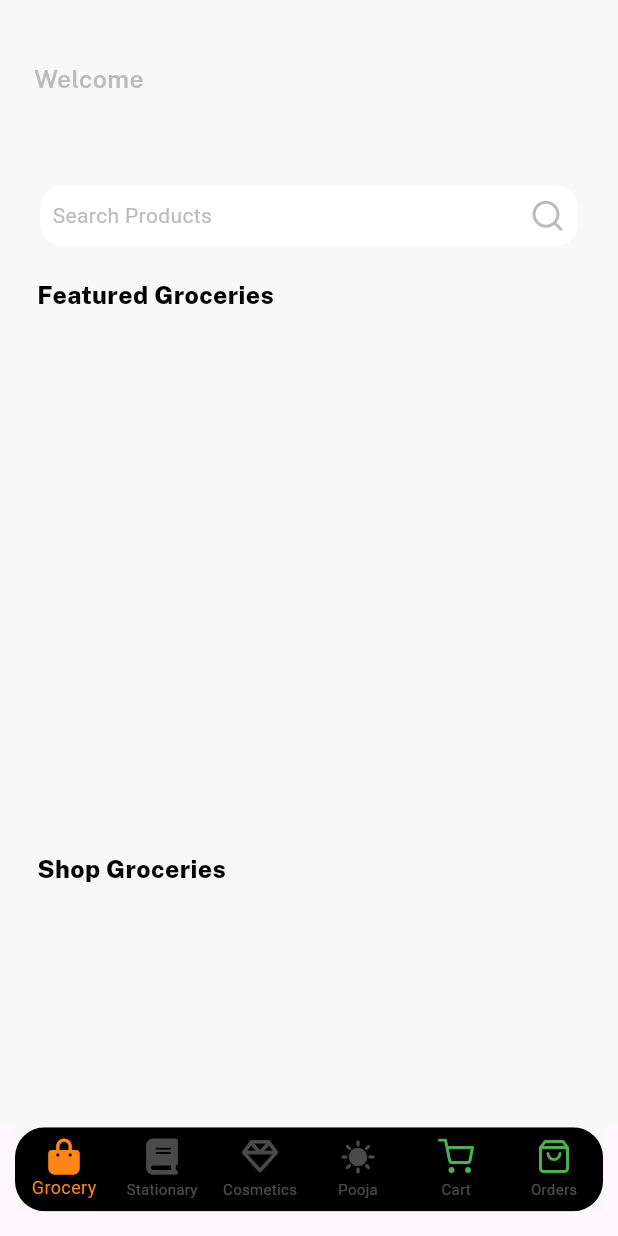
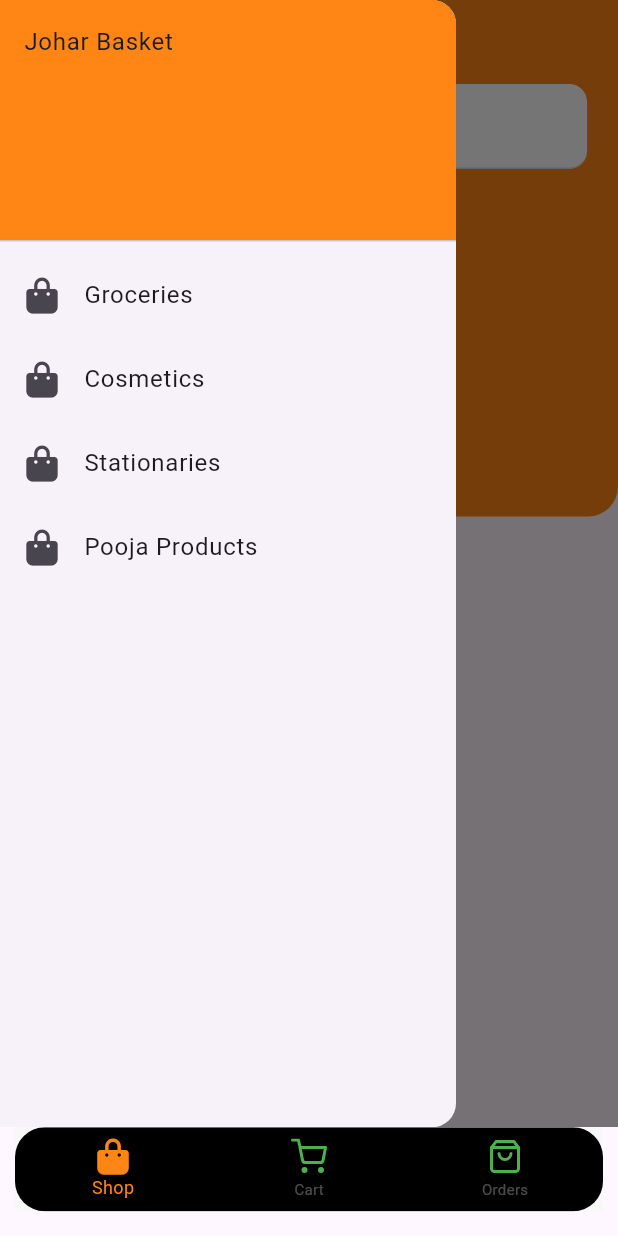
Before and after one commit to Utkarsh4517/joharBasket, a Flutter app: the NavBar screen opened by its route, with the side drawer open (before the commit the screen has no drawer), on a phone screen of 412 x 824 dp. Run offline on Flutter 3.47's test engine with Material 3 defaults, Android fonts, the light colour scheme and no system bars; drawn by our look-alikes of flutter_typeahead, upgrader; our stand-ins replace bloc, cached_network_image, cloud_firestore, feather_icons, firebase_auth, firebase_core and 17 more; missing offline and left inert: modular_ui, razorpay_flutter; accounts and stored records are empty.

Commit message:
created new homepage and added a searchbar

```diff
--- a/lib/constants/dimensions.dart
+++ b/lib/constants/dimensions.dart
@@ -9,3 +9,11 @@ double getScreenWidth(BuildContext context) {
 double getScreenheight(BuildContext context) {
   return MediaQuery.of(context).size.height;
 }
+
+double getScreenWidthPercentage(BuildContext context, double percentage) {
+  return MediaQuery.of(context).size.width * percentage ;
+}
+
+double getScreenHeightPercentage(BuildContext context, double percentage) {
+  return MediaQuery.of(context).size.height * percentage ;
+}
--- /dev/null
+++ b/lib/features/home/ui/home_page.dart
@@ -0,0 +1,143 @@
+import 'package:flutter/material.dart';
+import 'package:flutter_typeahead/flutter_typeahead.dart';
+import 'package:font_awesome_flutter/font_awesome_flutter.dart';
+import 'package:google_fonts/google_fonts.dart';
+import 'package:johar/constants/colors.dart';
+import 'package:johar/constants/dimensions.dart';
+
+class HomePage extends StatefulWidget {
+  const HomePage({super.key});
+
+  @override
+  State<HomePage> createState() => HomePageState();
+}
+
+class HomePageState extends State<HomePage> {
+  final controller = TextEditingController();
+  @override
+  Widget build(BuildContext context) {
+    return Scaffold(
+      appBar: AppBar(
+        iconTheme: IconThemeData(color: Colors.white, weight: 60),
+        backgroundColor: orangeColor,
+        elevation: 0,
+      ),
+      drawer: Drawer(
+        child: ListView(
+          padding: EdgeInsets.zero,
+          children: <Widget>[
+            DrawerHeader(
+              decoration: BoxDecoration(
+                color: orangeColor,
+              ),
+              child: Text('Johar Basket'),
+            ),
+            ListTile(
+              leading: Icon(
+                FontAwesomeIcons.bagShopping,
+              ),
+              title: Text('Groceries'),
+              onTap: () {},
+            ),
+            ListTile(
+              leading: Icon(
+                FontAwesomeIcons.bagShopping,
+              ),
+              title: Text('Cosmetics'),
+              onTap: () {},
+            ),
+            ListTile(
+              leading: Icon(
+                FontAwesomeIcons.bagShopping,
+              ),
+              title: Text('Stationaries'),
+              onTap: () {},
+            ),
+            ListTile(
+              leading: Icon(
+                FontAwesomeIcons.bagShopping,
+              ),
+              title: Text('Pooja Products'),
+              onTap: () {},
+            ),
+          ],
+        ),
+      ),
+      body: Stack(
+        children: [
+          Column(
+            children: [
+              Container(
+                width: getScreenWidth(context),
+                height: getScreenheight(context) * 0.35,
+                decoration: BoxDecoration(color: orangeColor, borderRadius: BorderRadius.vertical(bottom: Radius.circular(20))),
+                child: Column(
+                  children: [
+                    Container(
+                      margin: EdgeInsets.symmetric(horizontal: getScreenWidth(context) * 0.05),
+                      height: getScreenheight(context) * 0.07,
+                      decoration: BoxDecoration(
+                        borderRadius: BorderRadius.circular(12)
+                      ),
+                      child: TypeAheadField(
+
+                        controller: controller,
+                        itemBuilder: (context, value) {
+                          return Container();
+                        },
+                        onSelected: (value) {},
+                        suggestionsCallback: (search) {},
+                        builder: (context, controller, focusNode) {
+                          return TextFormField(
+                            cursorColor: Colors.black,
+                            controller: controller,
+                            style: GoogleFonts.poppins(color: const Color.fromRGBO(51, 51, 51, 1), fontWeight: FontWeight.w700, fontSize: 12),
+                            focusNode: focusNode,
+                            autofocus: true,
+                            decoration: InputDecoration(
+                              border: OutlineInputBorder(
+                                borderRadius: BorderRadius.circular(12),
+                              ),
+                              fillColor: Colors.white,
+                              filled: true,
+                              suffix: (controller.text.isNotEmpty)
+                                  ? GestureDetector(
+                                      onTap: () {
+                                        setState(() {
+                                          controller.text = '';
+                                        });
+                                      },
+                                      child: Icon(FontAwesomeIcons.cross))
+                                  : Icon(FontAwesomeIcons.magnifyingGlass),
+                              errorStyle: GoogleFonts.poppins(
+                                color: Colors.red,
+                              ),
+                              labelText: 'Search Products',
+                              labelStyle: GoogleFonts.poppins(
+                                color: const Color.fromRGBO(51, 51, 51, 1),
+                                fontWeight: FontWeight.w600,
+                                fontSize: getScreenWidth(context) * 0.035,
+                              ),
+                              enabledBorder: UnderlineInputBorder(
+                                borderSide: BorderSide(color: Color.fromRGBO(216, 216, 216, 1)),
+                                 borderRadius: BorderRadius.circular(12),
+                              ),
+                              focusedBorder:UnderlineInputBorder(
+                                borderSide: BorderSide(color: Color.fromRGBO(216, 216, 216, 1)),
+                                 borderRadius: BorderRadius.circular(12),
+                              ),
+                            ),
+                          );
+                        },
+                      ),
+                    ),
+                  ],
+                ),
+              ),
+            ],
+          )
+        ],
+      ),
+    );
+  }
+}
--- a/lib/features/nav_bar/ui/nav_bar.dart
+++ b/lib/features/nav_bar/ui/nav_bar.dart
@@ -7,6 +7,7 @@ import 'package:johar/constants/dimensions.dart';
 import 'package:johar/features/cart/ui/cart_page.dart';
 import 'package:johar/features/cosmetics/ui/cosmetics_page.dart';
 import 'package:johar/features/grocery/ui/grocery_page.dart';
+import 'package:johar/features/home/ui/home_page.dart';
 import 'package:johar/features/nav_bar/bloc/nav_bar_bloc.dart';
 import 'package:johar/features/order/ui/order_page.dart';
 import 'package:johar/features/pooja/ui/pooja_page.dart';
@@ -28,28 +29,30 @@ class _NavBarState extends State<NavBar> {
           icon: Icon(
             FontAwesomeIcons.bagShopping,
           ),
-          label: 'Grocery'),
-      const BottomNavigationBarItem(
-          icon: Icon(
-            FontAwesomeIcons.book,
-          ),
-          label: 'Stationary'),
-      const BottomNavigationBarItem(
-          icon: Icon(
-            FontAwesomeIcons.gem,
-          ),
-          label: 'Cosmetics'),
-      const BottomNavigationBarItem(
-          icon: Icon(
-            Icons.sunny,
-          ),
-          label: 'Pooja'),
+          label: 'Shop'),
+      // const BottomNavigationBarItem(
+      //     icon: Icon(
+      //       FontAwesomeIcons.book,
+      //     ),
+      //     label: 'Stationary'),
+      // const BottomNavigationBarItem(
+      //     icon: Icon(
+      //       FontAwesomeIcons.gem,
+      //     ),
+      //     label: 'Cosmetics'),
+      // const BottomNavigationBarItem(
+      //     icon: Icon(
+      //       Icons.sunny,
+      //     ),
+      //     label: 'Pooja'),
       const BottomNavigationBarItem(
           icon: Icon(
             FeatherIcons.shoppingCart,
             color: Colors.green,
           ),
           label: 'Cart'),
+
+      // change orders to profile
       const BottomNavigationBarItem(
           icon: Icon(
             FeatherIcons.shoppingBag,
@@ -59,10 +62,10 @@ class _NavBarState extends State<NavBar> {
     ];
 
     const List<Widget> bottomNavScreen = <Widget>[
-      GroceryPage(),
-      StationaryPage(),
-      CosmeticsPage(),
-      PoojaPage(),
+      HomePage(),
+      // StationaryPage(),
+      // CosmeticsPage(),
+      // PoojaPage(),
       CartPage(),
       OrderPage(),
     ];
--- a/pubspec.yaml
+++ b/pubspec.yaml
@@ -72,6 +72,7 @@ dependencies:
   pdf: ^3.10.7
   modular_ui: ^0.0.5
   upgrader: ^9.0.0
+  flutter_typeahead: ^5.2.0
 
 dev_dependencies:
   flutter_test:
```
Also changed, not shown: pubspec.lock.
